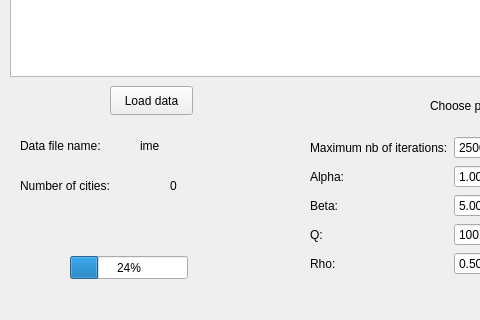
Krcivoj/TSP, file mainwindow.ui: the form before one commit; both pictures show x 0 to 480 and y 564 to 884 of the 1083 by 884 pixel window.
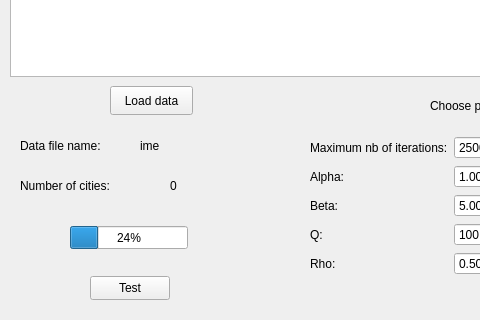
The form after the commit.

The edit to the form file:
```diff
--- a/mainwindow.ui
+++ b/mainwindow.ui
@@ -330,7 +330,7 @@
     <property name="geometry">
      <rect>
       <x>70</x>
-      <y>820</y>
+      <y>790</y>
       <width>118</width>
       <height>23</height>
      </rect>
@@ -368,6 +368,19 @@
      <string>Skaliranje velikih podataka za crtanje</string>
     </property>
    </widget>
+   <widget class="QPushButton" name="manyTest">
+    <property name="geometry">
+     <rect>
+      <x>90</x>
+      <y>840</y>
+      <width>80</width>
+      <height>24</height>
+     </rect>
+    </property>
+    <property name="text">
+     <string>Test</string>
+    </property>
+   </widget>
   </widget>
  </widget>
  <resources/>
```
